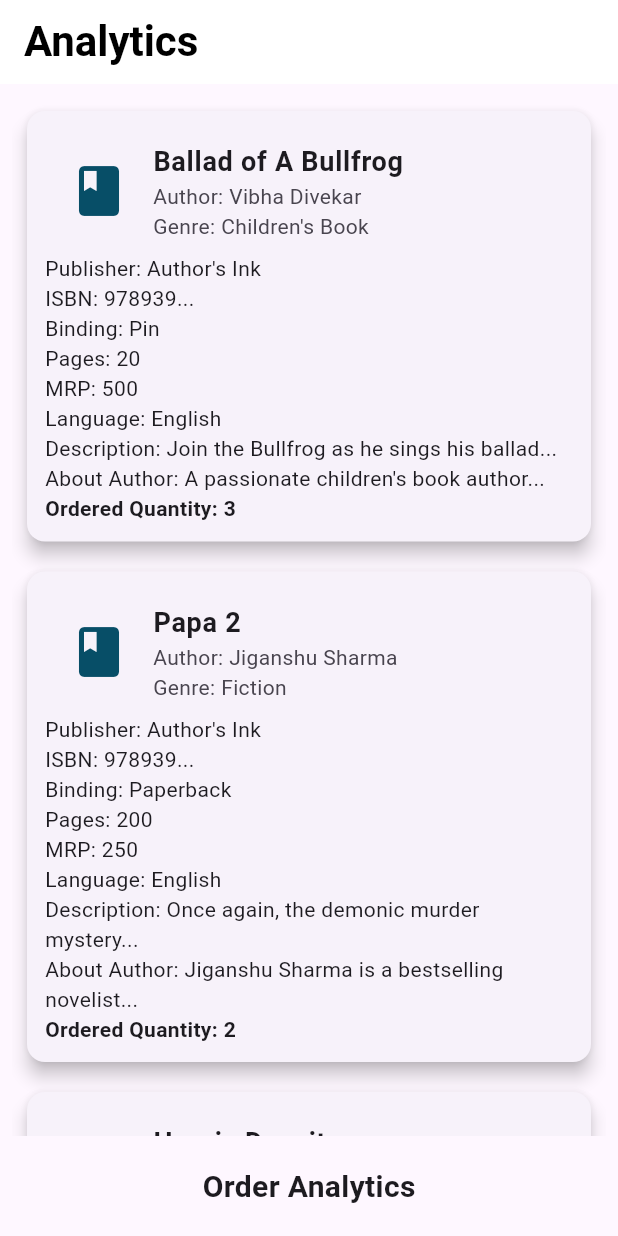
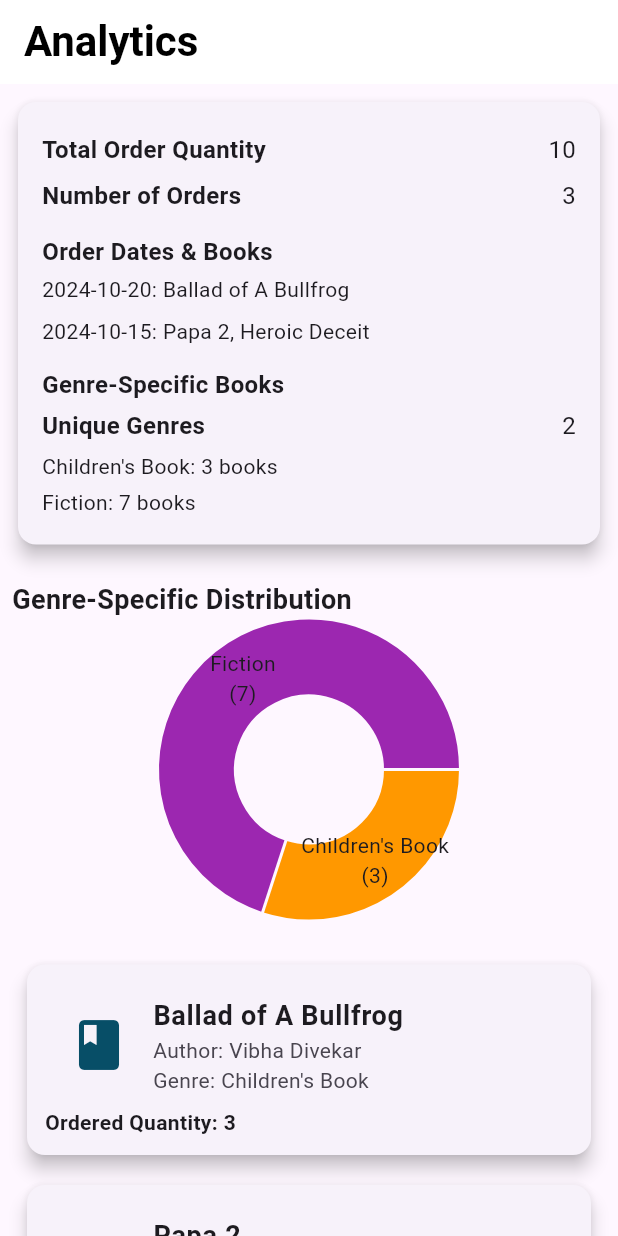
Before and after one commit to Sumedhvyas28/BHI, a Flutter app: the OrderAnalyticsPage screen opened directly, on a phone screen of 412 x 824 dp. Run offline on Flutter 3.47's test engine with Material 3 defaults, Android fonts, the phone set to English and light mode, and no system bars; drawn by our look-alikes of fl_chart; our stand-ins replace cloud_firestore, csv, device_preview, file_picker, firebase_auth, firebase_core and 5 more; missing offline and left inert: razorpay_flutter; accounts and stored records are empty.

Commit message:
added analytics and library page

```diff
--- a/lib/pages/home/analytics.dart
+++ b/lib/pages/home/analytics.dart
@@ -1,5 +1,6 @@
 import 'package:bhi/constant/pallete.dart';
 import 'package:flutter/material.dart';
+import 'package:fl_chart/fl_chart.dart';
 
 class OrderAnalyticsPage extends StatefulWidget {
   const OrderAnalyticsPage({super.key});
@@ -16,15 +17,8 @@ class _OrderAnalyticsPageState extends State<OrderAnalyticsPage> {
       'Title': 'Ballad of A Bullfrog',
       'Author': 'Vibha Divekar',
       'DOP': '2024-10-20',
-      'Amazon Link': '',
-      'Language': 'English',
       'Genre': "Children's Book",
-      'Binding': 'Pin',
-      'Pages': 20,
-      'MRP': 500,
       'Quantity': 3,
-      'Description': "Join the Bullfrog as he sings his ballad...",
-      'About Author': "A passionate children's book author...",
     },
     {
       'Publisher': "Author's Ink",
@@ -32,15 +26,8 @@ class _OrderAnalyticsPageState extends State<OrderAnalyticsPage> {
       'Title': 'Papa 2',
       'Author': 'Jiganshu Sharma',
       'DOP': '2024-10-15',
-      'Amazon Link': '',
-      'Language': 'English',
       'Genre': 'Fiction',
-      'Binding': 'Paperback',
-      'Pages': 200,
-      'MRP': 250,
       'Quantity': 2,
-      'Description': "Once again, the demonic murder mystery...",
-      'About Author': "Jiganshu Sharma is a bestselling novelist...",
     },
     {
       'Publisher': "Author's Ink",
@@ -48,20 +35,38 @@ class _OrderAnalyticsPageState extends State<OrderAnalyticsPage> {
       'Title': 'Heroic Deceit',
       'Author': 'Salim Hansa',
       'DOP': '2024-10-15',
-      'Amazon Link': '',
-      'Language': 'English',
       'Genre': 'Fiction',
-      'Binding': 'Paperback',
-      'Pages': 194,
-      'MRP': 350,
       'Quantity': 5,
-      'Description': "Ali, a disillusioned corporate employee...",
-      'About Author': "Salim Hansa is an Indian author known for...",
     }
   ];
 
+  int get totalOrderQuantity =>
+      orders.fold(0, (sum, order) => sum + (order['Quantity'] as int));
+
+  int get totalOrders => orders.length;
+
+  Map<String, List<String>> getOrdersByDate() {
+    Map<String, List<String>> dateOrders = {};
+    for (var order in orders) {
+      dateOrders.putIfAbsent(order['DOP'], () => []).add(order['Title']);
+    }
+    return dateOrders;
+  }
+
+  Map<String, int> getGenreDistribution() {
+    Map<String, int> genreMap = {};
+    for (var order in orders) {
+      genreMap[order['Genre']] =
+          (genreMap[order['Genre']] ?? 0) + order['Quantity'] as int;
+    }
+    return genreMap;
+  }
+
   @override
   Widget build(BuildContext context) {
+    final genreData = getGenreDistribution();
+    final orderDates = getOrdersByDate();
+
     return Scaffold(
       appBar: AppBar(
         backgroundColor: Colors.white,
@@ -76,12 +81,104 @@ class _OrderAnalyticsPageState extends State<OrderAnalyticsPage> {
           ),
         ),
       ),
-      body: Padding(
-        padding: const EdgeInsets.all(8.0),
-        child: Column(
-          children: [
-            Expanded(
-              child: ListView.builder(
+      body: SingleChildScrollView(
+        child: Padding(
+          padding: const EdgeInsets.all(8.0),
+          child: Column(
+            crossAxisAlignment: CrossAxisAlignment.start,
+            children: [
+              // Summary Metrics (Top Section)
+              Card(
+                elevation: 5,
+                shape: RoundedRectangleBorder(
+                  borderRadius: BorderRadius.circular(12),
+                ),
+                child: Padding(
+                  padding: const EdgeInsets.all(16.0),
+                  child: Column(
+                    crossAxisAlignment: CrossAxisAlignment.start,
+                    children: [
+                      _buildSummaryTile(
+                          "Total Order Quantity", totalOrderQuantity),
+                      _buildSummaryTile("Number of Orders", totalOrders),
+
+                      // Order Date Section
+                      const SizedBox(height: 10),
+                      const Text(
+                        "Order Dates & Books",
+                        style: TextStyle(
+                            fontSize: 16, fontWeight: FontWeight.bold),
+                      ),
+                      Column(
+                        crossAxisAlignment: CrossAxisAlignment.start,
+                        children: orderDates.entries.map((entry) {
+                          return Padding(
+                            padding: const EdgeInsets.symmetric(vertical: 4.0),
+                            child: Text(
+                              "${entry.key}: ${entry.value.join(', ')}",
+                              style: const TextStyle(fontSize: 14),
+                            ),
+                          );
+                        }).toList(),
+                      ),
+
+                      // Genre-Specific Section
+                      const SizedBox(height: 10),
+                      const Text(
+                        "Genre-Specific Books",
+                        style: TextStyle(
+                            fontSize: 16, fontWeight: FontWeight.bold),
+                      ),
+                      _buildSummaryTile("Unique Genres", genreData.length),
+
+                      // Show list of genres & their quantities
+                      Column(
+                        crossAxisAlignment: CrossAxisAlignment.start,
+                        children: genreData.entries.map((entry) {
+                          return Padding(
+                            padding: const EdgeInsets.symmetric(vertical: 2.0),
+                            child: Text(
+                              "${entry.key}: ${entry.value} books",
+                              style: const TextStyle(fontSize: 14),
+                            ),
+                          );
+                        }).toList(),
+                      ),
+                    ],
+                  ),
+                ),
+              ),
+
+              const SizedBox(height: 20),
+
+              // Pie Chart for Genre-Specific Distribution
+              const Text(
+                "Genre-Specific Distribution",
+                style: TextStyle(fontSize: 18, fontWeight: FontWeight.bold),
+              ),
+              SizedBox(
+                height: 200,
+                child: PieChart(
+                  PieChartData(
+                    sections: genreData.entries
+                        .map((e) => PieChartSectionData(
+                              title: "${e.key}\n(${e.value})",
+                              value: e.value.toDouble(),
+                              color: _getGenreColor(e.key),
+                              radius: 50,
+                            ))
+                        .toList(),
+                    borderData: FlBorderData(show: false),
+                  ),
+                ),
+              ),
+
+              const SizedBox(height: 20),
+
+              // Order List
+              ListView.builder(
+                shrinkWrap: true,
+                physics: const NeverScrollableScrollPhysics(),
                 itemCount: orders.length,
                 itemBuilder: (context, index) {
                   final order = orders[index];
@@ -110,14 +207,6 @@ class _OrderAnalyticsPageState extends State<OrderAnalyticsPage> {
                                 "Author: ${order['Author']}\nGenre: ${order['Genre']}",
                                 style: const TextStyle(fontSize: 14)),
                           ),
-                          Text("Publisher: ${order['Publisher']}"),
-                          Text("ISBN: ${order['ISBN']}"),
-                          Text("Binding: ${order['Binding']}"),
-                          Text("Pages: ${order['Pages']}"),
-                          Text("MRP: ${order['MRP']}"),
-                          Text("Language: ${order['Language']}"),
-                          Text("Description: ${order['Description']}"),
-                          Text("About Author: ${order['About Author']}"),
                           Text("Ordered Quantity: ${order['Quantity']}",
                               style:
                                   const TextStyle(fontWeight: FontWeight.bold)),
@@ -127,14 +216,38 @@ class _OrderAnalyticsPageState extends State<OrderAnalyticsPage> {
                   );
                 },
               ),
-            ),
-            const SizedBox(height: 20),
-            const Text("Order Analytics",
-                style: TextStyle(fontSize: 20, fontWeight: FontWeight.bold)),
-            const SizedBox(height: 10),
-          ],
+
+              const SizedBox(height: 20), // Adds space before bottom elements
+            ],
+          ),
         ),
       ),
     );
   }
+
+  Widget _buildSummaryTile(String title, dynamic value) {
+    return Padding(
+      padding: const EdgeInsets.symmetric(vertical: 4.0),
+      child: Row(
+        mainAxisAlignment: MainAxisAlignment.spaceBetween,
+        children: [
+          Text(title,
+              style:
+                  const TextStyle(fontSize: 16, fontWeight: FontWeight.bold)),
+          Text(value.toString(), style: const TextStyle(fontSize: 16)),
+        ],
+      ),
+    );
+  }
+
+  Color _getGenreColor(String genre) {
+    final colors = [
+      Colors.red,
+      Colors.blue,
+      Colors.green,
+      Colors.orange,
+      Colors.purple
+    ];
+    return colors[genre.hashCode % colors.length];
+  }
 }
--- a/pubspec.yaml
+++ b/pubspec.yaml
@@ -53,7 +53,7 @@ dependencies:
   path_provider: ^2.1.5
   file_picker: ^8.1.7
   timelines: ^0.1.0
-  fl_chart: ^0.70.2
+  fl_chart: 0.63.0  # Use an older, stable version
 
 dev_dependencies:
   flutter_test:
```
Also changed, not shown: lib/pages/home/cart.dart (+30 -17 lines), pubspec.lock, 3 other files.
